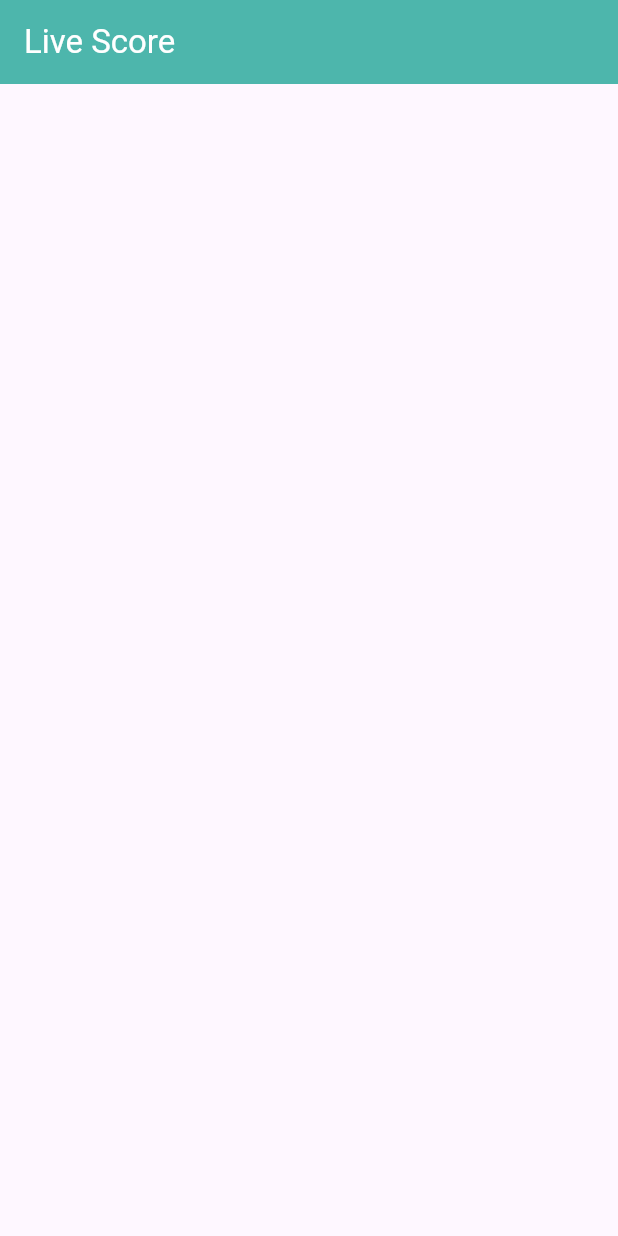
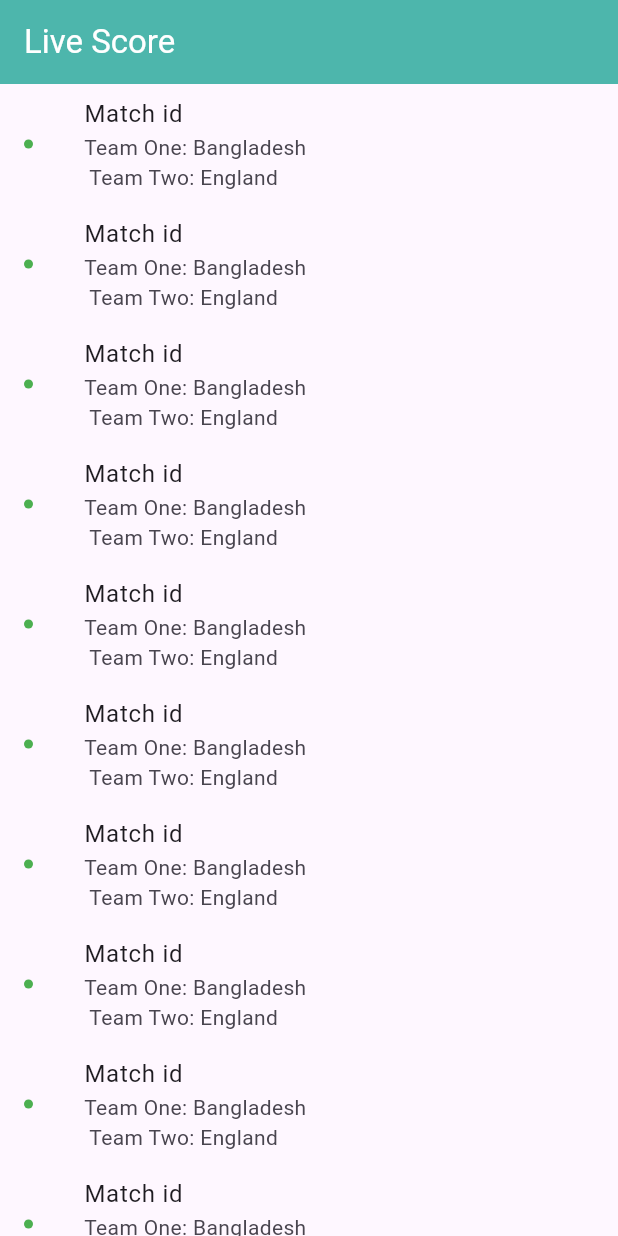
Before and after one commit to khandakerahsunhabib/firebase_project, a Flutter app: the screen it shows after launch, on a phone screen of 412 x 824 dp. Run offline on Flutter 3.47's test engine with Material 3 defaults, Android fonts, the phone set to English and light mode, and no system bars; our stand-ins replace cloud_firestore, firebase_core; accounts and stored records are empty.

Commit message:
scoreboar screen design done

```diff
--- a/lib/scoreboard.dart
+++ b/lib/scoreboard.dart
@@ -1,8 +1,15 @@
+import 'package:cloud_firestore/cloud_firestore.dart';
 import 'package:flutter/material.dart';
 
-class Scoreboard extends StatelessWidget {
+class Scoreboard extends StatefulWidget {
   const Scoreboard({super.key});
 
+  @override
+  State<Scoreboard> createState() => _ScoreboardState();
+}
+
+class _ScoreboardState extends State<Scoreboard> {
+  FirebaseFirestore firebaseFirestore = FirebaseFirestore.instance;
   @override
   Widget build(BuildContext context) {
     return Scaffold(
@@ -11,6 +18,20 @@ class Scoreboard extends StatelessWidget {
           foregroundColor: Colors.white,
           title: const Text('Live Score'),
         ),
+        body: ListView.builder(
+            itemCount: 10,
+            itemBuilder: (context, index) {
+              return ListTile(
+                leading: Badge(
+                  backgroundColor: _indicatorColor(true),
+                ),
+                title: Text('Match id'),
+                subtitle: Text('Team One: Bangladesh\n Team Two: England'),
               );
+            }));
+  }
+
+  Color _indicatorColor(bool isMatchRunning) {
+    return isMatchRunning ? Colors.green : Colors.grey;
   }
 }
--- a/pubspec.yaml
+++ b/pubspec.yaml
@@ -36,6 +36,7 @@ dependencies:
   # Use with the CupertinoIcons class for iOS style icons.
   cupertino_icons: ^1.0.8
   firebase_core: ^3.8.0
+  cloud_firestore: ^5.5.0
 
 dev_dependencies:
   flutter_test:
```
Also changed, not shown: pubspec.lock. Lines whose indentation alone changed are shown as unchanged.
